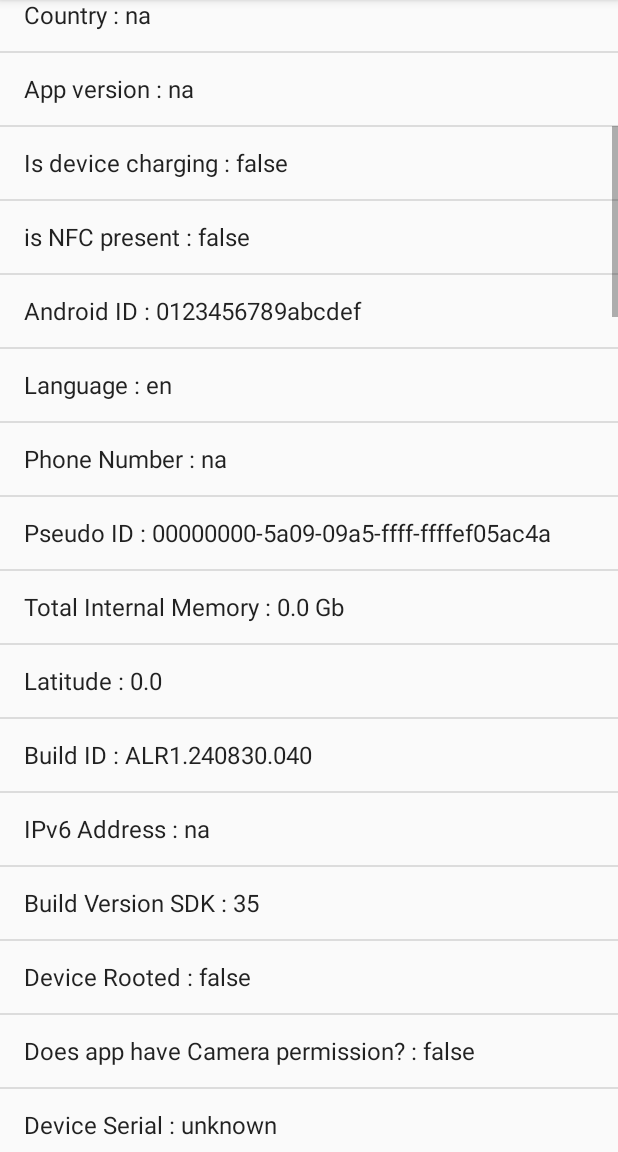
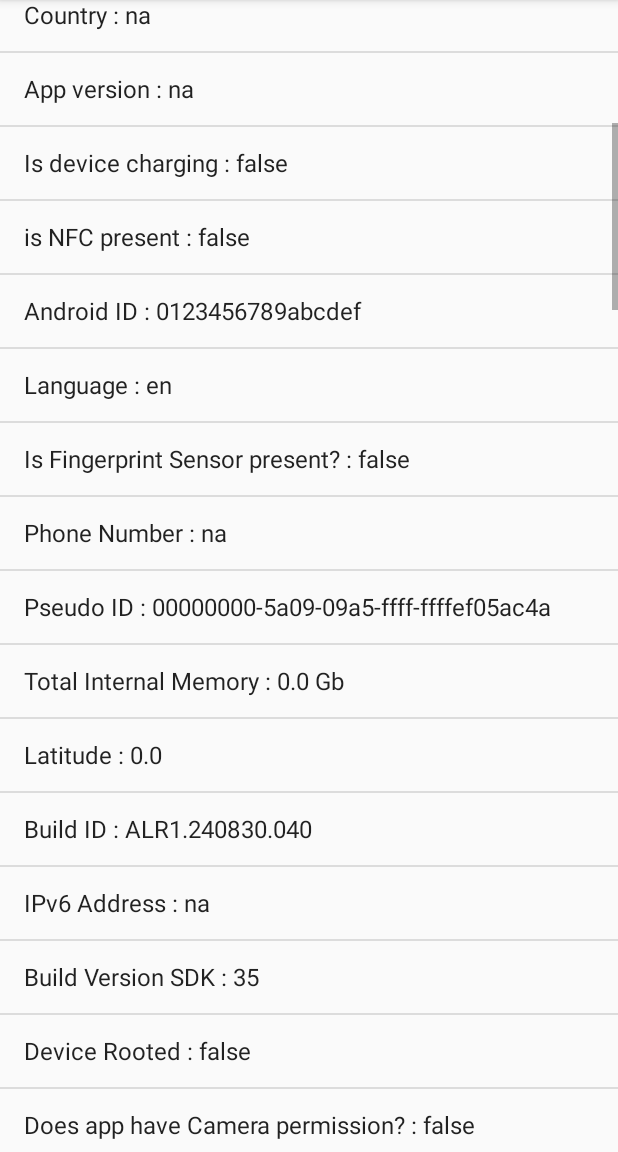
Before and after one commit to nisrulz/easydeviceinfo, an Android app: the screen it shows after launch (MainActivity), scrolled down 537 dp, on a phone screen of 412 x 824 dp, the part 84-1236 px from its top. Run offline under Robolectric (Android 15) with nearby library versions, the phone set to English and light mode, and no system bars; our stand-ins replace AdMob; 6 statements that could not run were skipped.

Commit message:
updated sample app, added required permission annotation in EasyFingerprintMod

```diff
--- a/app/src/main/AndroidManifest.xml
+++ b/app/src/main/AndroidManifest.xml
@@ -25,6 +25,7 @@
   <uses-permission android:name="android.permission.READ_PHONE_STATE"/>
   <uses-permission android:name="android.permission.GET_ACCOUNTS"/>
   <uses-permission android:name="com.google.android.providers.gsf.permission.READ_GSERVICES"/>
+  <uses-permission android:name="android.permission.USE_FINGERPRINT" />
 
   <application
       android:allowBackup="true"
--- a/app/src/main/java/github/nisrulz/projecteasydeviceinfo/MainActivity.java
+++ b/app/src/main/java/github/nisrulz/projecteasydeviceinfo/MainActivity.java
@@ -38,6 +38,7 @@ import github.nisrulz.easydeviceinfo.base.EasyConfigMod;
 import github.nisrulz.easydeviceinfo.base.EasyCpuMod;
 import github.nisrulz.easydeviceinfo.base.EasyDeviceMod;
 import github.nisrulz.easydeviceinfo.base.EasyDisplayMod;
+import github.nisrulz.easydeviceinfo.base.EasyFingerprintMod;
 import github.nisrulz.easydeviceinfo.base.EasyIdMod;
 import github.nisrulz.easydeviceinfo.base.EasyLocationMod;
 import github.nisrulz.easydeviceinfo.base.EasyMemoryMod;
@@ -128,6 +129,13 @@ public class MainActivity extends AppCompatActivity {
         deviceDataMap.put(getString(R.string.ringer_mode), "silent");
         break;
     }
+
+    // Fingerprint Mod
+    EasyFingerprintMod easyFingerprintMod = new EasyFingerprintMod(this);
+    deviceDataMap.put("Is Fingerprint Sensor present?",
+        String.valueOf(easyFingerprintMod.isFingerprintSensorPresent()));
+    deviceDataMap.put("Are fingerprints enrolled",
+        String.valueOf(easyFingerprintMod.areFingerprintsEnrolled()));
 
     // Sensor Mod
     EasySensorMod easySensorMod = new EasySensorMod(this);
--- a/app/src/main/java/github/nisrulz/projecteasydeviceinfo/SplashActivity.java
+++ b/app/src/main/java/github/nisrulz/projecteasydeviceinfo/SplashActivity.java
@@ -15,7 +15,7 @@ public class SplashActivity extends AppCompatActivity {
 
   private final static String[] requestBasicPermissions = {
       Manifest.permission.ACCESS_FINE_LOCATION, Manifest.permission.READ_PHONE_STATE,
-      Manifest.permission.GET_ACCOUNTS
+      Manifest.permission.GET_ACCOUNTS, Manifest.permission.USE_FINGERPRINT
   };
   private boolean launched = false;
 
@@ -33,8 +33,10 @@ public class SplashActivity extends AppCompatActivity {
         RuntimePermissionUtil.checkPermissonGranted(this, Manifest.permission.READ_PHONE_STATE);
     boolean hasGetAcc =
         RuntimePermissionUtil.checkPermissonGranted(this, Manifest.permission.GET_ACCOUNTS);
+    boolean hasFingerprint =
+        RuntimePermissionUtil.checkPermissonGranted(this, Manifest.permission.USE_FINGERPRINT);
 
-    if (hasFineLocation && hasGetAcc && hasReadPhoneState) {
+    if (hasFineLocation && hasGetAcc && hasReadPhoneState && hasFingerprint) {
       loadMainActivity();
     }
     else {
@@ -71,6 +73,7 @@ public class SplashActivity extends AppCompatActivity {
             if (grantResults[0] == PackageManager.PERMISSION_GRANTED
                 && grantResults[1] == PackageManager.PERMISSION_GRANTED
                 && grantResults[2] == PackageManager.PERMISSION_GRANTED
+                && grantResults[3] == PackageManager.PERMISSION_GRANTED
                 && !launched) {
               loadMainActivity();
             }
--- a/easydeviceinfo-base/src/main/AndroidManifest.xml
+++ b/easydeviceinfo-base/src/main/AndroidManifest.xml
@@ -1,8 +1,4 @@
-<manifest package="github.nisrulz.easydeviceinfo.base"
-    xmlns:android="http://schemas.android.com/apk/res/android">
-
-
-  <uses-permission android:name="android.permission.USE_FINGERPRINT" />
+<manifest package="github.nisrulz.easydeviceinfo.base">
 
   <application>
   </application>
--- a/easydeviceinfo-base/src/main/java/github/nisrulz/easydeviceinfo/base/EasyFingerprintMod.java
+++ b/easydeviceinfo-base/src/main/java/github/nisrulz/easydeviceinfo/base/EasyFingerprintMod.java
@@ -16,10 +16,11 @@
 
 package github.nisrulz.easydeviceinfo.base;
 
+import android.Manifest;
+import android.annotation.SuppressLint;
 import android.content.Context;
 import android.hardware.fingerprint.FingerprintManager;
-import android.os.Build;
-import android.support.annotation.RequiresApi;
+import android.support.annotation.RequiresPermission;
 
 /**
  * The type Easy fingerprint mod.
@@ -34,6 +35,7 @@ public class EasyFingerprintMod {
    * @param context
    *     the context
    */
+  @RequiresPermission(Manifest.permission.USE_FINGERPRINT)
   public EasyFingerprintMod(final Context context) {
     if (android.os.Build.VERSION.SDK_INT >= android.os.Build.VERSION_CODES.M) {
       fingerprintManager =
@@ -46,7 +48,7 @@ public class EasyFingerprintMod {
    *
    * @return the boolean
    */
-  @RequiresApi(api = Build.VERSION_CODES.M)
+  @SuppressLint("NewApi")
   public final boolean isFingerprintSensorPresent() {
     if (fingerprintManager != null) {
       return fingerprintManager.isHardwareDetected();
@@ -61,7 +63,7 @@ public class EasyFingerprintMod {
    *
    * @return the boolean
    */
-  @RequiresApi(api = Build.VERSION_CODES.M)
+  @SuppressLint("NewApi")
   public final boolean areFingerprintsEnrolled() {
     if (fingerprintManager != null) {
       return fingerprintManager.hasEnrolledFingerprints();
```
